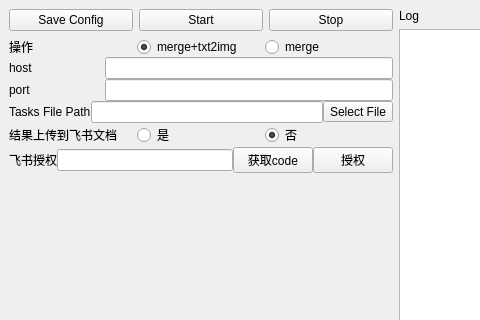
Qt form ui/ui.ui (THtianhao/stable_diffusion_autotool) before a commit; both pictures show x 0 to 480 and y 0 to 320 of the 791 by 637 pixel window.
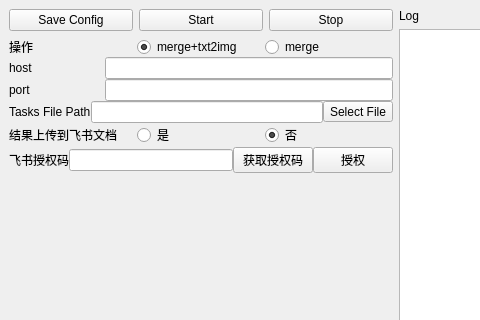
The same form after that commit.

Commit message: 飞书token获取

What changed in the file:
```diff
--- a/ui/ui.ui
+++ b/ui/ui.ui
@@ -175,7 +175,7 @@
           <item>
            <widget class="QLabel" name="label_4">
             <property name="text">
-             <string>飞书授权</string>
+             <string>飞书授权码</string>
             </property>
            </widget>
           </item>
@@ -192,7 +192,7 @@
           <item>
            <widget class="QPushButton" name="getFeishuCode">
             <property name="text">
-             <string>获取code</string>
+             <string>获取授权码</string>
             </property>
            </widget>
           </item>
```
Left out of the diff: 4 changed lines with no effect on the pictures. The commit also changes 7 other files.
